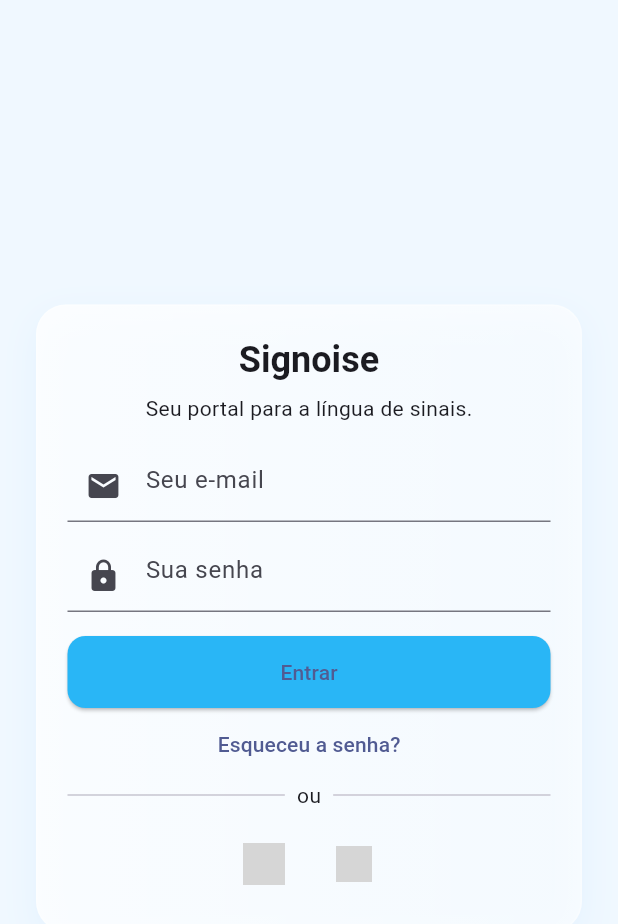
After one commit to EEEEERIKO/aplicacion_senas, a Flutter app: the LoginScreen screen opened directly, on a phone screen of 412 x 824 dp. The commit adds this screen. Shown: the top 924 px of the screen. Run offline on Flutter 3.47's test engine with Material 3 defaults, Android fonts, the phone set to English and light mode, and no system bars; our stand-ins replace firebase_auth, firebase_core, flutter_riverpod, flutter_secure_storage, go_router, google_sign_in; accounts and stored records are empty; network calls fail; grey boxes are pictures that could not be loaded.

Commit message:
feat(auth): add firebase login screen, firebase init and api repo

```diff
--- a/lib/main.dart
+++ b/lib/main.dart
@@ -1,8 +1,11 @@
 import 'package:flutter/material.dart';
 import 'package:flutter_riverpod/flutter_riverpod.dart';
+import 'package:firebase_core/firebase_core.dart';
 import 'src/app.dart';
+import 'firebase_options.dart';
 
 void main() async {
   WidgetsFlutterBinding.ensureInitialized();
+  await Firebase.initializeApp(options: DefaultFirebaseOptions.currentPlatform);
   runApp(const ProviderScope(child: App()));
 }
--- /dev/null
+++ b/lib/src/ui/screens/login_screen.dart
@@ -0,0 +1,102 @@
+import 'package:flutter/material.dart';
+import 'package:firebase_auth/firebase_auth.dart';
+import 'package:google_sign_in/google_sign_in.dart';
+import '../../data/repositories/api_user_repository.dart';
+
+class LoginScreen extends StatefulWidget {
+  const LoginScreen({super.key});
+
+  @override
+  State<LoginScreen> createState() => _LoginScreenState();
+}
+
+class _LoginScreenState extends State<LoginScreen> {
+  final _emailController = TextEditingController();
+  final _passController = TextEditingController();
+  bool _loading = false;
+
+  Future<void> _signInWithEmail() async {
+    setState(() => _loading = true);
+    try {
+      await FirebaseAuth.instance.signInWithEmailAndPassword(email: _emailController.text.trim(), password: _passController.text);
+      // on success, backend sync will be called elsewhere
+    } on FirebaseAuthException catch (e) {
+      ScaffoldMessenger.of(context).showSnackBar(SnackBar(content: Text(e.message ?? 'Auth error')));
+    } finally {
+      setState(() => _loading = false);
+    }
+  }
+
+  Future<void> _signInWithGoogle() async {
+    setState(() => _loading = true);
+    try {
+      final googleUser = await GoogleSignIn().signIn();
+      if (googleUser == null) return; // cancelled
+      final googleAuth = await googleUser.authentication;
+      final credential = GoogleAuthProvider.credential(accessToken: googleAuth.accessToken, idToken: googleAuth.idToken);
+      await FirebaseAuth.instance.signInWithCredential(credential);
+      // optionally call backend to sync
+      final repo = ApiUserRepository(backendBaseUrl: 'http://10.0.2.2:8000');
+      final userMap = await repo.signInWithFirebase();
+      // navigate to home or update app state
+      Navigator.of(context).pushReplacementNamed('/home');
+    } catch (e) {
+      ScaffoldMessenger.of(context).showSnackBar(SnackBar(content: Text(e.toString())));
+    } finally {
+      setState(() => _loading = false);
+    }
+  }
+
+  @override
+  Widget build(BuildContext context) {
+    final theme = Theme.of(context);
+    return Scaffold(
+      backgroundColor: const Color(0xFFF0F8FF),
+      body: Center(
+        child: SingleChildScrollView(
+          padding: const EdgeInsets.all(24),
+          child: Container(
+            width: 380,
+            decoration: BoxDecoration(
+              borderRadius: BorderRadius.circular(20),
+              gradient: LinearGradient(colors: [Colors.white.withOpacity(0.8), Colors.white.withOpacity(0.6)]),
+              border: Border.all(color: Colors.white.withOpacity(0.3)),
+              boxShadow: [BoxShadow(color: Colors.blue.withOpacity(0.06), blurRadius: 20, offset: const Offset(0, 8))],
+            ),
+            padding: const EdgeInsets.all(20),
+            child: Column(
+              mainAxisSize: MainAxisSize.min,
+              children: [
+                Text('Signoise', style: theme.textTheme.headlineSmall?.copyWith(fontWeight: FontWeight.bold)),
+                const SizedBox(height: 6),
+                Text('Seu portal para a língua de sinais.', style: theme.textTheme.bodyMedium),
+                const SizedBox(height: 18),
+                TextField(controller: _emailController, decoration: const InputDecoration(prefixIcon: Icon(Icons.mail), hintText: 'Seu e-mail')),
+                const SizedBox(height: 12),
+                TextField(controller: _passController, obscureText: true, decoration: const InputDecoration(prefixIcon: Icon(Icons.lock), hintText: 'Sua senha')),
+                const SizedBox(height: 16),
+                SizedBox(
+                  width: double.infinity,
+                  height: 48,
+                  child: ElevatedButton(
+                    onPressed: _loading ? null : _signInWithEmail,
+                    style: ElevatedButton.styleFrom(backgroundColor: const Color(0xFF29B6F6), shape: RoundedRectangleBorder(borderRadius: BorderRadius.circular(12))),
+                    child: _loading ? const CircularProgressIndicator() : const Text('Entrar'),
+                  ),
+                ),
+                TextButton(onPressed: () {}, child: const Text('Esqueceu a senha?')),
+                Row(children: const [Expanded(child: Divider()), Padding(padding: EdgeInsets.symmetric(horizontal: 8), child: Text('ou')), Expanded(child: Divider())]),
+                const SizedBox(height: 12),
+                Row(mainAxisAlignment: MainAxisAlignment.center, children: [
+                  IconButton(onPressed: _signInWithGoogle, icon: Image.network('https://upload.wikimedia.org/wikipedia/commons/5/53/Google_%22G%22_Logo.svg', width: 28)),
+                  const SizedBox(width: 12),
+                  IconButton(onPressed: () {}, icon: Image.network('https://upload.wikimedia.org/wikipedia/commons/f/fa/Apple_logo_black.svg', width: 24)),
+                ])
+              ],
+            ),
+          ),
+        ),
+      ),
+    );
+  }
+}
--- a/pubspec.yaml
+++ b/pubspec.yaml
@@ -44,6 +44,10 @@ dependencies:
   intl: ^0.20.2
   http: ^1.5.0
   path: ^1.8.3
+  firebase_core: ^2.13.0
+  firebase_auth: ^4.6.5
+  google_sign_in: ^6.1.2
+  flutter_secure_storage: ^9.0.2
 
 dev_dependencies:
   flutter_test:
```
Also changed, not shown: lib/src/data/repositories/api_user_repository.dart (added, +23 -0 lines), lib/src/services/token_storage.dart (added, +17 -0 lines), lib/firebase_options.dart (added).
